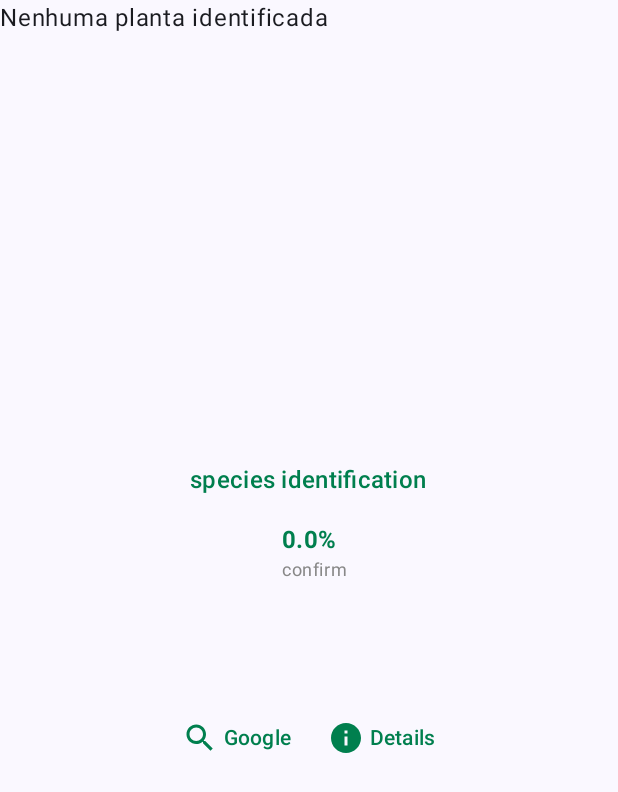
After one commit to AnaJulia22/PlantCare, an Android app built with Jetpack Compose: the composable PlantIdentificationResultScreen shown on its own in the app's theme, on a phone screen of 412 x 824 dp. The commit adds this screen. Shown: the top 792 px of the screen. Run offline under Robolectric (Android 15) with nearby library versions, the phone set to English and light mode, and no system bars; pictures from the network do not load; 2 statements that could not run were skipped.

Commit message:
feat: add result and details screens

```diff
--- a/app/src/main/java/com/example/plantcare/di/koinModule.kt
+++ b/app/src/main/java/com/example/plantcare/di/koinModule.kt
@@ -7,6 +7,7 @@ import com.example.plantcare.ui.viewmodels.SignUpViewModel
 import com.example.plantcare.ui.viewmodels.SignInViewModel
 import com.example.plantcare.ui.viewmodels.PlantCareViewModel
 import com.example.plantcare.ui.viewmodels.PlantIdentifierViewModel
+import com.example.plantcare.ui.viewmodels.PlantResultViewModel
 import com.example.plantcare.Repository.PlantRepository
 import com.example.plantcare.Repository.UserRepository
 import com.example.plantcare.Authentication.FirebaseAuthRepository
@@ -25,6 +26,7 @@ val appModule = module {
     viewModelOf(::SignInViewModel)
     viewModelOf(::PlantCareViewModel)
     viewModelOf(::PlantIdentifierViewModel)
+    viewModelOf(::PlantResultViewModel)
 }
 
 val storageModule = module {
--- /dev/null
+++ b/app/src/main/java/com/example/plantcare/ui/screens/PlantIdentificationResultScreen.kt
@@ -0,0 +1,189 @@
+package com.example.plantcare.ui.screens
+
+import android.content.Intent
+import android.net.Uri
+import android.util.Log
+import androidx.compose.foundation.border
+import androidx.compose.foundation.layout.Arrangement
+import androidx.compose.foundation.layout.Column
+import androidx.compose.foundation.layout.Row
+import androidx.compose.foundation.layout.Spacer
+import androidx.compose.foundation.layout.fillMaxSize
+import androidx.compose.foundation.layout.height
+import androidx.compose.foundation.layout.padding
+import androidx.compose.foundation.layout.size
+import androidx.compose.foundation.layout.width
+import androidx.compose.foundation.shape.RoundedCornerShape
+import androidx.compose.material.icons.Icons
+import androidx.compose.material.icons.filled.Info
+import androidx.compose.material.icons.filled.Search
+import androidx.compose.material3.CircularProgressIndicator
+import androidx.compose.material3.Icon
+import androidx.compose.material3.MaterialTheme
+import androidx.compose.material3.Text
+import androidx.compose.material3.TextButton
+import androidx.compose.runtime.Composable
+import androidx.compose.runtime.LaunchedEffect
+import androidx.compose.runtime.collectAsState
+import androidx.compose.ui.Alignment
+import androidx.compose.ui.Modifier
+import androidx.compose.ui.draw.clip
+import androidx.compose.ui.graphics.Color
+import androidx.compose.ui.layout.ContentScale
+import androidx.compose.ui.platform.LocalContext
+import androidx.compose.ui.text.font.FontWeight
+import androidx.compose.ui.tooling.preview.Preview
+import androidx.compose.ui.unit.dp
+import coil.compose.AsyncImage
+import com.example.plantcare.ui.states.PlantIdentifierUiState
+import com.example.plantcare.ui.viewmodels.PlantIdentifierViewModel
+import com.example.plantcare.ui.viewmodels.PlantResultViewModel
+import org.koin.androidx.compose.koinViewModel
+
+@Composable
+fun PlantIdentificationResultScreen(
+    viewModel: PlantIdentifierViewModel = koinViewModel(),
+    onDetailsClick: () -> Unit
+) {
+    val uiState = viewModel.uiState.collectAsState().value
+    val context = LocalContext.current
+    Log.d("DEBUG_RESULT", "Chegou aqui1")
+
+    LaunchedEffect(Unit) {
+        Log.d("DEBUG_RESULT", "Estado atual: ${uiState?.plantName}")
+    }
+
+    if (uiState.plantName.isBlank()) {
+        if (uiState.isLoading) {
+            CircularProgressIndicator()
+        } else {
+            Text("Nenhuma planta identificada")
+        }
+    }
+
+    uiState?.let { state ->
+        Column(
+            modifier = Modifier
+                .fillMaxSize()
+                .padding(16.dp),
+            verticalArrangement = Arrangement.Center,
+            horizontalAlignment = Alignment.CenterHorizontally
+        ) {
+
+            Text(
+                text = "species identification",
+                style = MaterialTheme.typography.titleMedium,
+                color = Color(0xFF007F4E), // Verde suave
+                modifier = Modifier
+                    .padding(bottom = 16.dp)
+            )
+
+            Row(
+                verticalAlignment = Alignment.CenterVertically
+            ) {
+                state.plantImage.take(2).forEach { url ->
+                    AsyncImage(
+                        model = url,
+                        contentDescription = null,
+                        modifier = Modifier
+                            .size(100.dp)
+                            .clip(RoundedCornerShape(8.dp))
+                            .border(1.dp, Color.LightGray, RoundedCornerShape(8.dp))
+                            .padding(end = 8.dp),
+                        contentScale = ContentScale.Crop
+                    )
+                }
+
+                Spacer(modifier = Modifier.width(8.dp))
+
+                Column {
+                    Text(
+                        text = "${"%.1f".format(state.probability * 100)}%".uppercase(),
+                        style = MaterialTheme.typography.titleMedium.copy(fontWeight = FontWeight.Bold),
+                        color = Color(0xFF007F4E)
+                    )
+                    Text(
+                        text = "confirm",
+                        style = MaterialTheme.typography.bodySmall,
+                        color = Color.Gray
+                    )
+                }
+            }
+
+            Spacer(modifier = Modifier.height(16.dp))
+
+            Text(
+                text = state.plantName,
+                style = MaterialTheme.typography.headlineSmall.copy(fontWeight = FontWeight.SemiBold),
+                color = Color.Black
+            )
+
+            Text(
+                text = state.commonNames.joinToString(", "),
+                style = MaterialTheme.typography.bodyMedium,
+                color = Color.Gray
+            )
+
+            Spacer(modifier = Modifier.height(12.dp))
+
+            Row {
+
+                TextButton(onClick = {
+                    val query = Uri.encode(state.plantName)
+                    val intent = Intent(Intent.ACTION_VIEW, Uri.parse("https://www.google.com/search?q=$query"))
+                    context.startActivity(intent)
+                }) {
+                    Icon(
+                        imageVector = Icons.Default.Search,
+                        contentDescription = null,
+                        tint = Color(0xFF007F4E)
+                    )
+                    Spacer(modifier = Modifier.width(4.dp))
+                    Text("Google", color = Color(0xFF007F4E))
+                }
+
+                /*TextButton(onClick = onGoogleClick) {
+                    Icon(
+                        imageVector = Icons.Default.Search,
+                        contentDescription = null,
+                        tint = Color(0xFF007F4E)
+                    )
+                    Spacer(modifier = Modifier.width(4.dp))
+                    Text("Google", color = Color(0xFF007F4E))
+                }*/
+
+                TextButton(onClick = onDetailsClick) {
+                    Icon(
+                        imageVector = Icons.Default.Info,
+                        contentDescription = null,
+                        tint = Color(0xFF007F4E)
+                    )
+                    Spacer(modifier = Modifier.width(4.dp))
+                    Text("Details", color = Color(0xFF007F4E))
+                }
+            }
+        }
+    } ?: run {
+        // Se não tiver nada no estado
+        Text("Nenhuma planta identificada.")
+    }
+}
+
+@Preview(showBackground = true)
+@Composable
+fun PreviewPlantIdentificationResultScreen() {
+    val mockPlantName = "Adenium obesum"
+    val mockCommonNames = listOf("desert-rose", "Mock Azalea", "impala lily")
+    val mockProbability = 0.99
+    val mockImageUrls = listOf(
+        "https://plant-id.ams3.cdn.digitaloceanspaces.com/knowledge_base/wikidata/d60/d603f30aac9292c673126a720eb7a48e01a9210e.jpg",
+        "https://plant-id.ams3.cdn.digitaloceanspaces.com/knowledge_base/wikidata/2b5/2b57a1161e841fbff8e9f91a58f99c5bb4a116a6.jpg"
+    )
+
+    PlantIdentificationResultScreen(
+        onDetailsClick = { /* Preview: no-op */ }
+    )
+}
+
+
+/**/
```
Also changed, not shown: app/src/main/java/com/example/plantcare/MainActivity.kt (+6 -1 lines), app/src/main/java/com/example/plantcare/ui/Navigation/CameraCaptureNavigation.kt (+16 -0 lines), app/src/main/java/com/example/plantcare/ui/Navigation/HomeGraphNavigation.kt (+12 -3 lines), app/src/main/java/com/example/plantcare/ui/Navigation/PlantIdentificationResultNavigation.kt (added, +41 -0 lines), app/src/main/java/com/example/plantcare/ui/Navigation/PlantIdentifierNavigation.kt (+15 -7 lines), app/src/main/java/com/example/plantcare/ui/Navigation/ResultDetailsNavigation.kt (added, +20 -0 lines), app/src/main/java/com/example/plantcare/ui/screens/PlantDetailsScreen.kt (added, +154 -0 lines), app/src/main/java/com/example/plantcare/ui/screens/PlantIdentifierScreen.kt (+23 -66 lines), app/src/main/java/com/example/plantcare/ui/viewmodels/PlantIdentifierViewModel.kt (+27 -8 lines), app/src/main/java/com/example/plantcare/ui/viewmodels/PlantResultViewModel.kt (added, +16 -0 lines).
